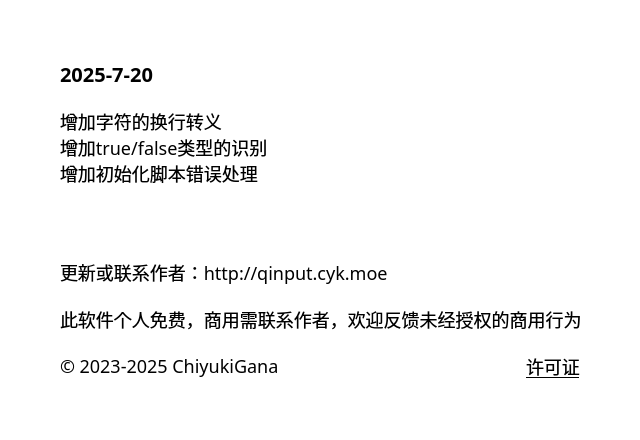
This is source/ui/AboutUi.ui in ChiyukiGana/Quickinput as Qt 5 draws it before an edit. The edited form follows.
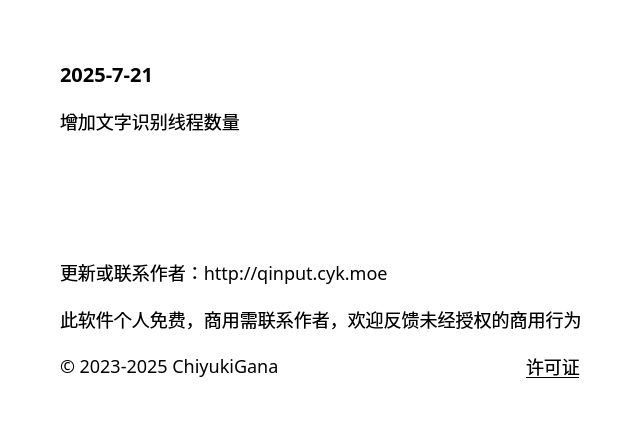
This is the edited form.

What changed in the file:
```diff
--- a/source/ui/AboutUi.ui
+++ b/source/ui/AboutUi.ui
@@ -90,7 +90,7 @@
          <string notr="true">font-size:20px</string>
         </property>
         <property name="text">
-         <string>2025-7-20</string>
+         <string>2025-7-21</string>
         </property>
         <property name="textFormat">
          <enum>Qt::TextFormat::PlainText</enum>
@@ -106,9 +106,7 @@
          </sizepolicy>
         </property>
         <property name="text">
-         <string>增加字符的换行转义
-增加true/false类型的识别
-增加初始化脚本错误处理</string>
+         <string>增加文字识别线程数量</string>
         </property>
         <property name="textFormat">
          <enum>Qt::TextFormat::PlainText</enum>
```
